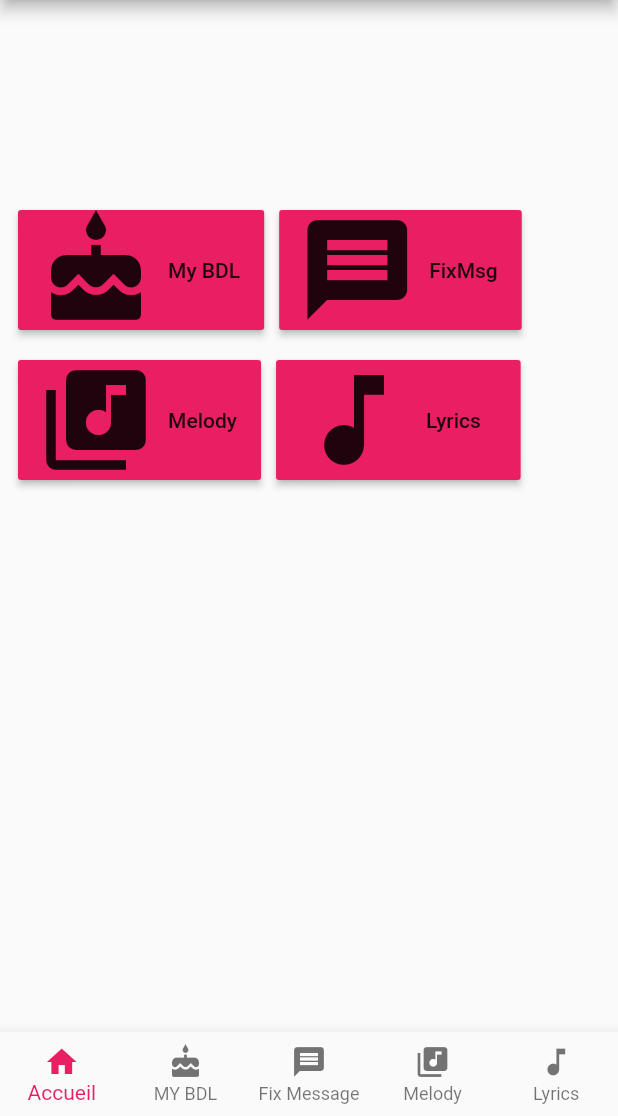
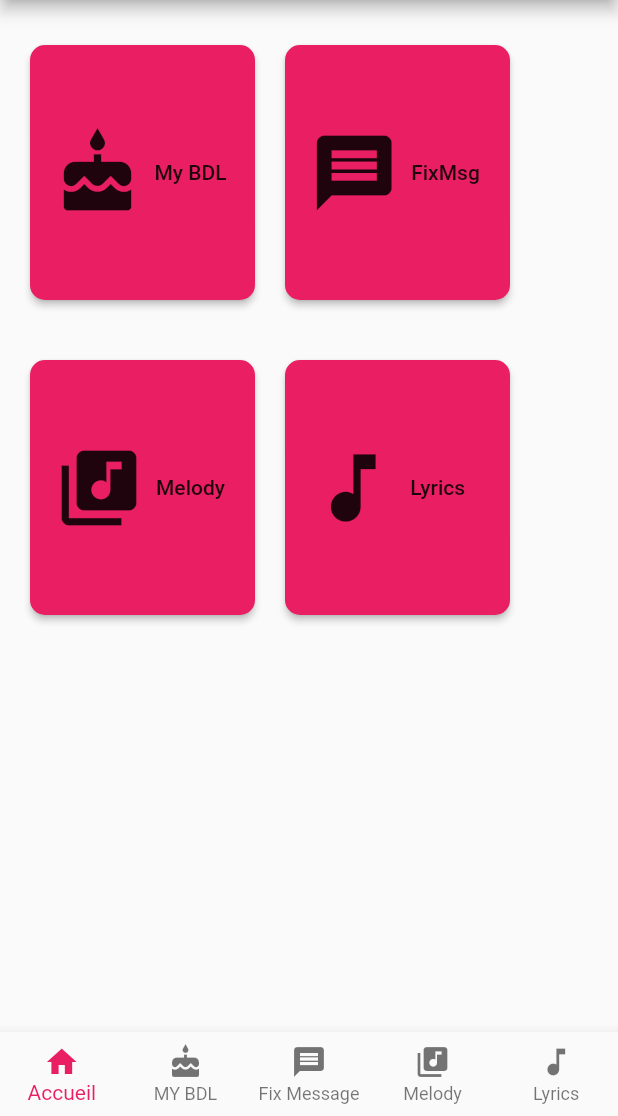
Before and after one commit to FranckBoumi/birth_day_ligth, a Flutter app: the screen it shows after launch, on a phone screen of 412 x 824 dp, the part 120-1236 px from its top. Run offline on Flutter 3.47's test engine with Material 2 defaults, Android fonts, the phone set to English and light mode, and no system bars.

Commit message:
second commit

```diff
--- a/lib/app.dart
+++ b/lib/app.dart
@@ -23,26 +23,31 @@ class _AppState extends State<App> {
       //futureDesign(),
       //futureDesignMostView(),
         Padding(
-          padding: const EdgeInsets.only(top: 130.0,left: 12.0),
+          padding: const EdgeInsets.only(top: 10.0,left: 20.0),
           child: Column(
             children: <Widget>[
               Row(
                   children: <Widget>[
-                        /*IconButton(icon: Icon(Icons.cake,color: Colors.pink,size: 50),
-                              color: Colors.pink,
-                              onPressed: null),
-                        Text(" My BDL ",style: TextStyle(color: Colors.pink),),*/
-                        RaisedButton.icon(
+                        SizedBox(
+                            height: 170,
+                            width: 150, // specific value
+                            child: RaisedButton.icon(
+                                shape: RoundedRectangleBorder(
+                                    borderRadius: BorderRadius.circular(10.0)),
+                                onPressed: () {},
+                                icon: Icon(Icons.cake,size: 60),
+                                color: Colors.pink,
+                                label: Text("My BDL"))
+                        ),
+                       /* RaisedButton.icon(
                             onPressed: (){
 
                             },
                             icon: Icon(Icons.cake,size: 80,),
                             color: Colors.pink,
                             label: Text("My BDL"),
-
-
-                        ),
-                        Padding(
+                        ),*/
+                        /*Padding(
                           padding: const EdgeInsets.all(10.0),
                           child: RaisedButton.icon(
                               onPressed: (){
@@ -52,38 +57,47 @@ class _AppState extends State<App> {
                               color: Colors.pink,
                               label: Text("FixMsg")
                           ),
-                        ),
-                         /* IconButton(icon: Icon(Icons.message,color: Colors.pink,size: 50,),
-                                onPressed: (){
+                        ),*/
+                          Padding(
+                            padding: const EdgeInsets.all(20.0),
+                            child: SizedBox(
+                                height: 170,
+                                width: 150, // specific value
+                                child: RaisedButton.icon(
+                                    shape: RoundedRectangleBorder(
+                                        borderRadius: BorderRadius.circular(10.0)),
+                                    onPressed: () {},
+                                    icon: Icon(Icons.message,size: 60),
+                                    color: Colors.pink,
+                                    label: Text("FixMsg"))
+                            ),
+                          ),
 
-                                }
-                                ),
-                          Text("Fix Message",style: TextStyle(color: Colors.pink),)*/
                   ],
                 ),
               Row(
                 children: <Widget>[
-                        RaisedButton.icon(
+                        /*RaisedButton.icon(
                             onPressed: (){
 
                             },
                             icon: Icon(Icons.library_music,size: 80),
                             color: Colors.pink,
                             label: Text("Melody")
-                        ),
-                      /*IconButton(icon: Icon(Icons.library_music,color: Colors.pink,size: 50,),
-                            onPressed: (){
+                        ),*/
+                          SizedBox(
+                              height: 170,
+                              width: 150, // specific value
+                              child: RaisedButton.icon(
+                                  shape: RoundedRectangleBorder(
+                                      borderRadius: BorderRadius.circular(10.0)),
+                                  onPressed: () {},
+                                  icon: Icon(Icons.library_music,size: 60),
+                                  color: Colors.pink,
+                                  label: Text("Melody"))
+                          ),
 
-                            }
-                        ),
-                       Text("Melody",style: TextStyle(color: Colors.pink)),*/
-                      /*IconButton(icon: Icon(Icons.music_note,color: Colors.pink,size: 50,),
-                            onPressed: (){
-
-                            }
-                        ),
-                      Text("Lyric",style: TextStyle(color: Colors.pink),)*/
-                        Padding(
+                        /*Padding(
                           padding: const EdgeInsets.all(10.0),
                           child: RaisedButton.icon(
                               onPressed: (){
@@ -93,7 +107,21 @@ class _AppState extends State<App> {
                               color: Colors.pink,
                               label: Text("Lyrics   ")
                           ),
-                        )
+                        )*/
+                          Padding(
+                            padding: const EdgeInsets.all(20.0),
+                            child: SizedBox(
+                                height: 170,
+                                width: 150, // specific value
+                                child: RaisedButton.icon(
+                                    shape: RoundedRectangleBorder(
+                                        borderRadius: BorderRadius.circular(10.0)),
+                                    onPressed: () {},
+                                    icon: Icon(Icons.music_note,size: 60),
+                                    color: Colors.pink,
+                                    label: Text("Lyrics   "))
+                            ),
+                          ),
                 ],
               )
             ],
```
